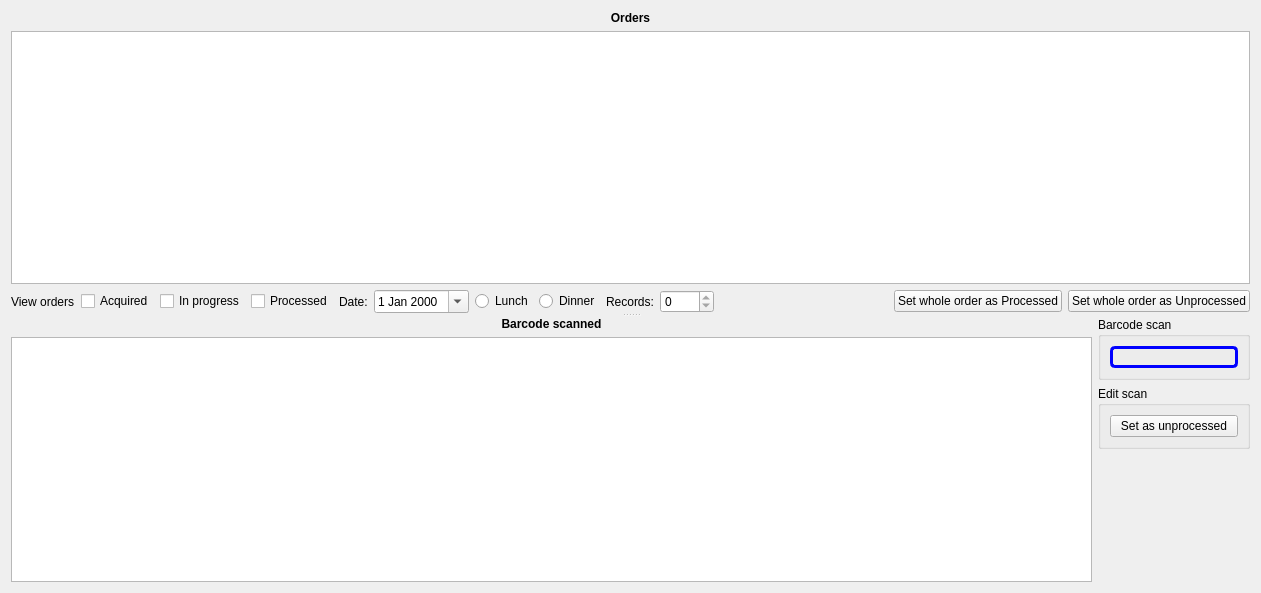
The window that App/Ui/OrderProgressWidget.ui (paolodestefani/pySagra) describes before a commit, drawn with Qt 5.
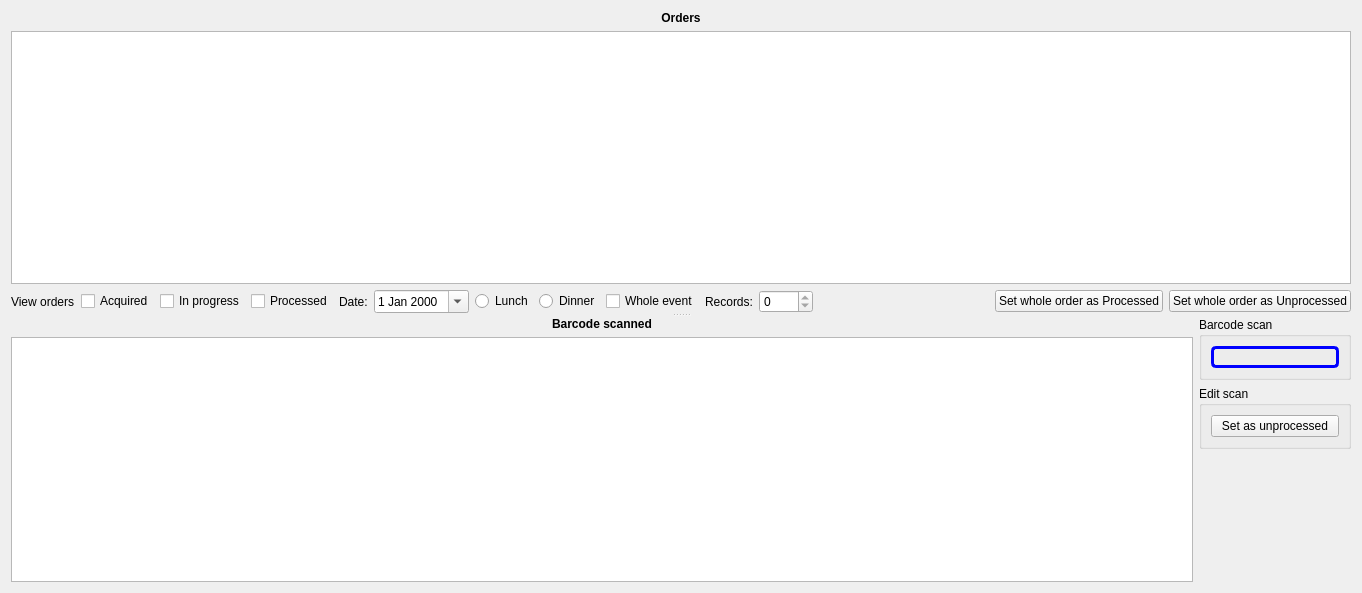
The same window after the commit. Custom widgets are drawn as their Qt base class.

Patch:
```diff
--- a/App/Ui/OrderProgressWidget.ui
+++ b/App/Ui/OrderProgressWidget.ui
@@ -6,7 +6,7 @@
    <rect>
     <x>0</x>
     <y>0</y>
-    <width>1261</width>
+    <width>1362</width>
     <height>593</height>
    </rect>
   </property>
@@ -106,6 +106,13 @@
            </property>
           </widget>
          </item>
+         <item>
+          <widget class="QCheckBox" name="checkBoxWholeEvent">
+           <property name="text">
+            <string>Whole event</string>
+           </property>
+          </widget>
+         </item>
          <item>
           <widget class="QLabel" name="label_3">
            <property name="text">
```
Left out of the diff: 51 changed lines with no effect on the pictures.
